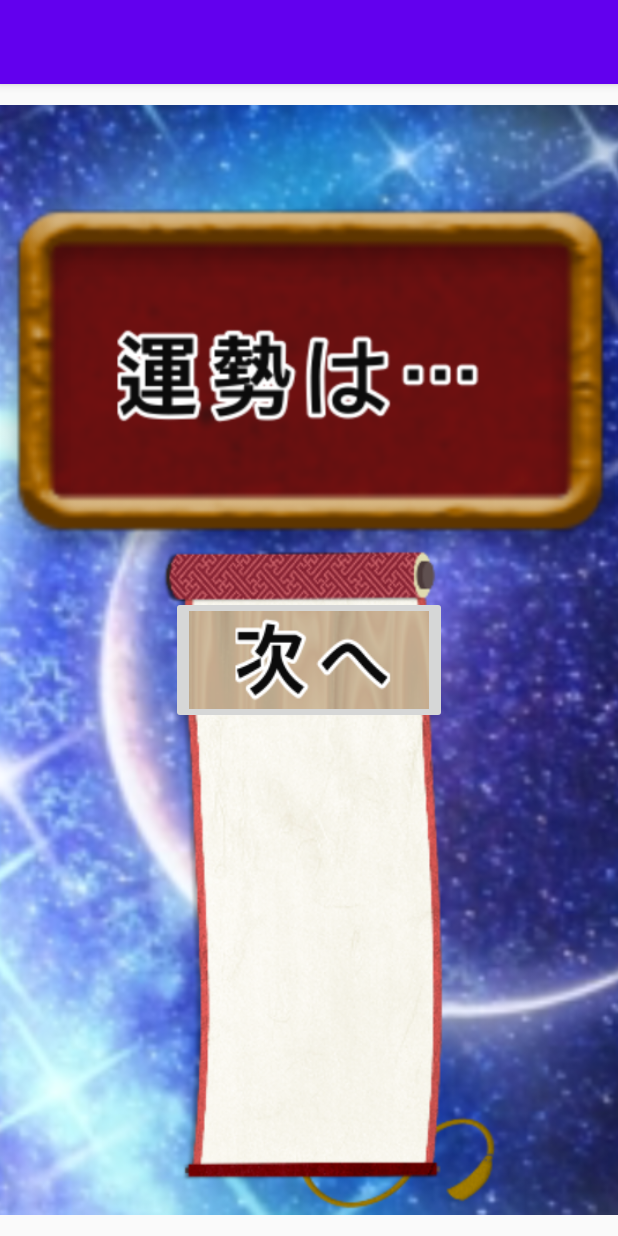
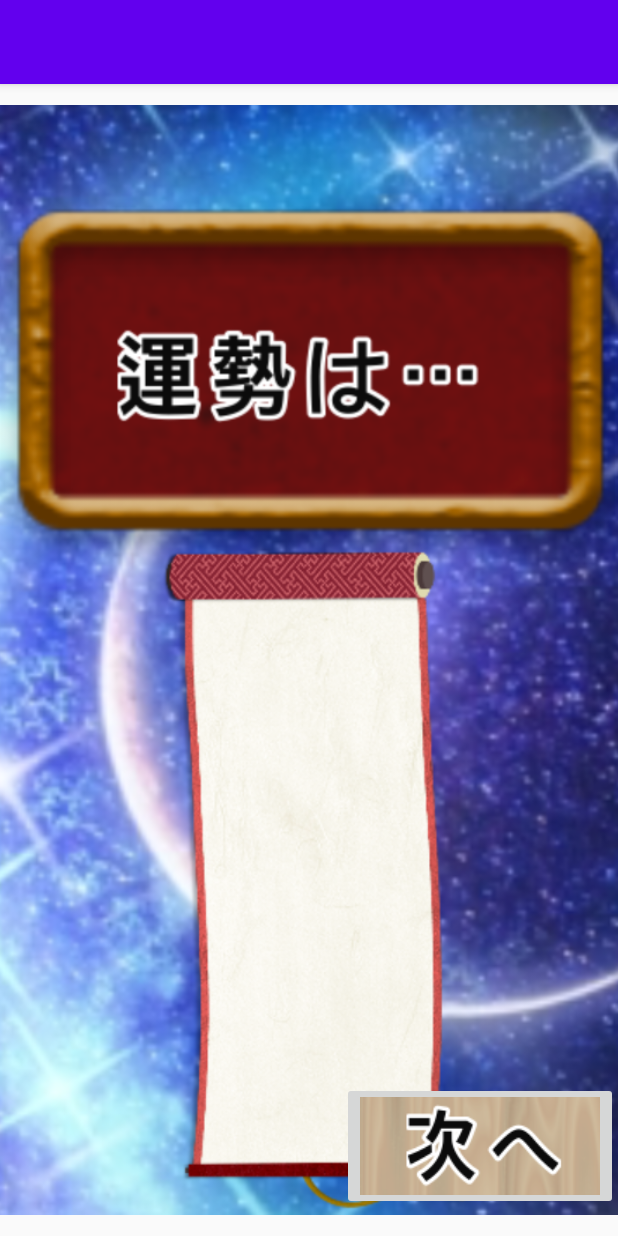
Before and after one commit to KUASE-AndroidDev2020/Project05, an Android app: the torannpuuranaikekka screen opened directly, with no data from a screen before it, on a phone screen of 412 x 824 dp. Run offline under Robolectric (Android 15) with nearby library versions, the light colour scheme and no system bars.

Commit message:
create j

```diff
--- a/app/src/main/res/layout/activity_torannpuuranaikekka.xml
+++ b/app/src/main/res/layout/activity_torannpuuranaikekka.xml
@@ -22,7 +22,9 @@
         android:layout_height="wrap_content"
         app:layout_constraintBottom_toBottomOf="parent"
         app:layout_constraintEnd_toEndOf="parent"
+        app:layout_constraintHorizontal_bias="1.0"
         app:layout_constraintStart_toStartOf="parent"
         app:layout_constraintTop_toTopOf="parent"
+        app:layout_constraintVertical_bias="0.975"
         app:srcCompat="@drawable/nextbutton" />
 </androidx.constraintlayout.widget.ConstraintLayout>
```
